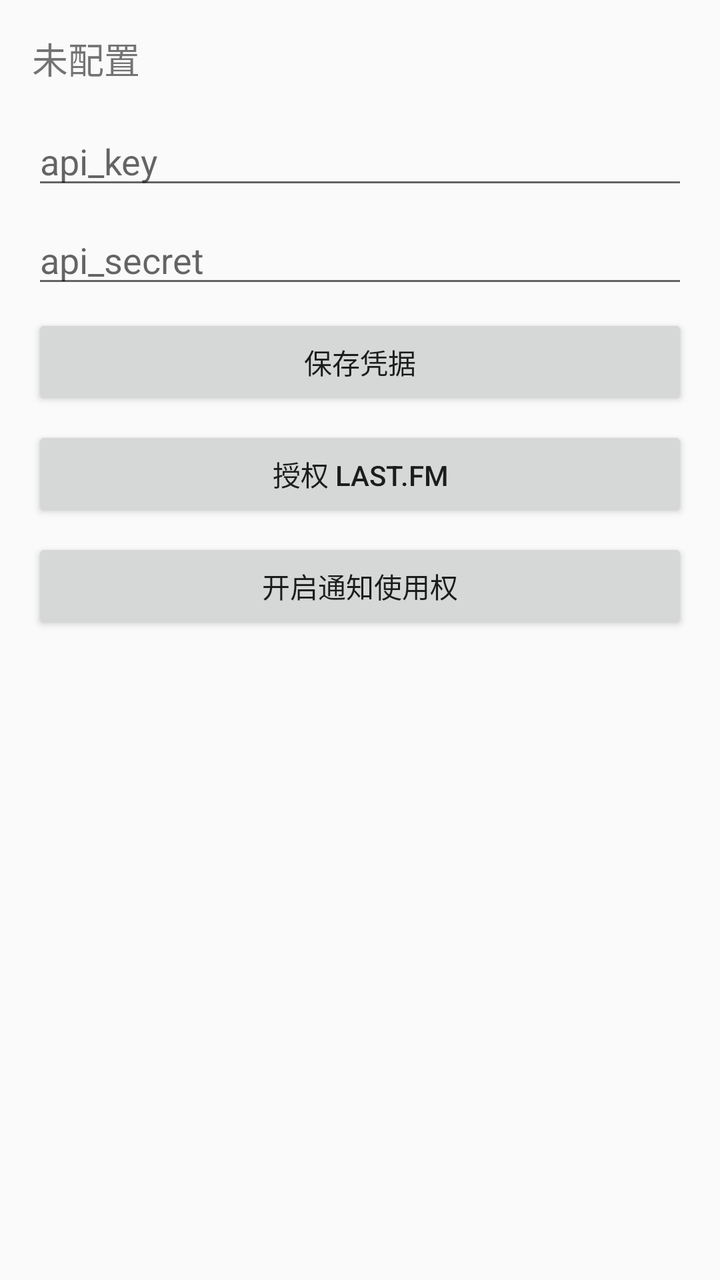
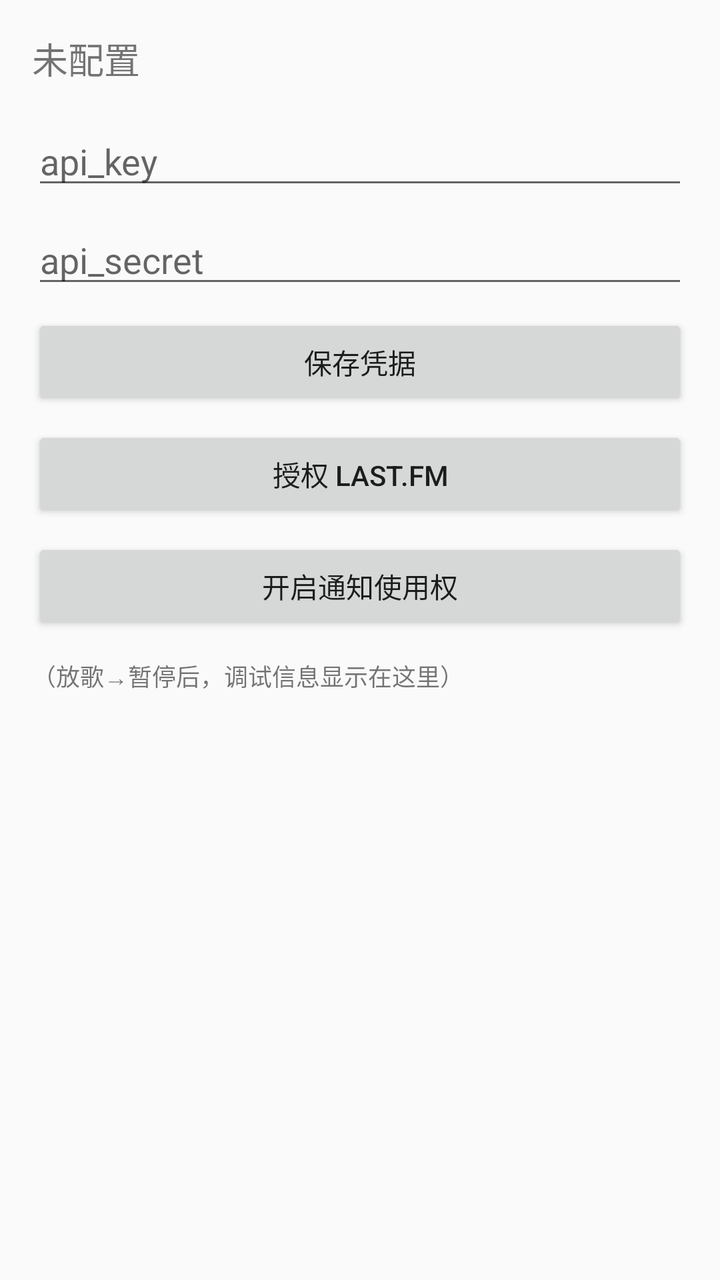

Two renders of the same Android screen: before a commit and after it. Below are the layout's source before the change and the commit's diff.
<!-- AndroidManifest.xml: application theme Theme.LastfmNet163 -->
<!-- res/layout/activity_main.xml -->
<?xml version="1.0" encoding="utf-8"?>
<LinearLayout xmlns:android="http://schemas.android.com/apk/res/android"
    android:layout_width="match_parent"
    android:layout_height="match_parent"
    android:orientation="vertical"
    android:padding="16dp">

    <TextView
        android:id="@+id/status"
        android:layout_width="match_parent"
        android:layout_height="wrap_content"
        android:text="未配置"
        android:textSize="18sp" />

    <EditText
        android:id="@+id/api_key"
        android:layout_width="match_parent"
        android:layout_height="wrap_content"
        android:hint="api_key"
        android:inputType="text"
        android:layout_marginTop="16dp" />

    <EditText
        android:id="@+id/api_secret"
        android:layout_width="match_parent"
        android:layout_height="wrap_content"
        android:hint="api_secret"
        android:inputType="textPassword"
        android:layout_marginTop="8dp" />

    <Button
        android:id="@+id/save"
        android:layout_width="match_parent"
        android:layout_height="wrap_content"
        android:text="保存凭据"
        android:layout_marginTop="8dp" />

    <Button
        android:id="@+id/auth"
        android:layout_width="match_parent"
        android:layout_height="wrap_content"
        android:text="授权 last.fm"
        android:layout_marginTop="8dp" />

    <Button
        android:id="@+id/notification_access"
        android:layout_width="match_parent"
        android:layout_height="wrap_content"
        android:text="开启通知使用权"
        android:layout_marginTop="8dp" />
</LinearLayout>
<!-- resources referenced by this layout -->
<resources>
  <style name="Theme.LastfmNet163" parent="Theme.AppCompat.DayNight" />
</resources>

<!-- the commit's change to res/layout/activity_main.xml (unified diff, before → after) -->
@@ -48,4 +48,20 @@
         android:layout_height="wrap_content"
         android:text="开启通知使用权"
         android:layout_marginTop="8dp" />
+
+    <ScrollView
+        android:layout_width="match_parent"
+        android:layout_height="0dp"
+        android:layout_weight="1"
+        android:layout_marginTop="12dp">
+
+        <TextView
+            android:id="@+id/debug"
+            android:layout_width="match_parent"
+            android:layout_height="wrap_content"
+            android:fontFamily="monospace"
+            android:textIsSelectable="true"
+            android:textSize="12sp"
+            android:text="（放歌→暂停后，调试信息显示在这里）" />
+    </ScrollView>
 </LinearLayout>
